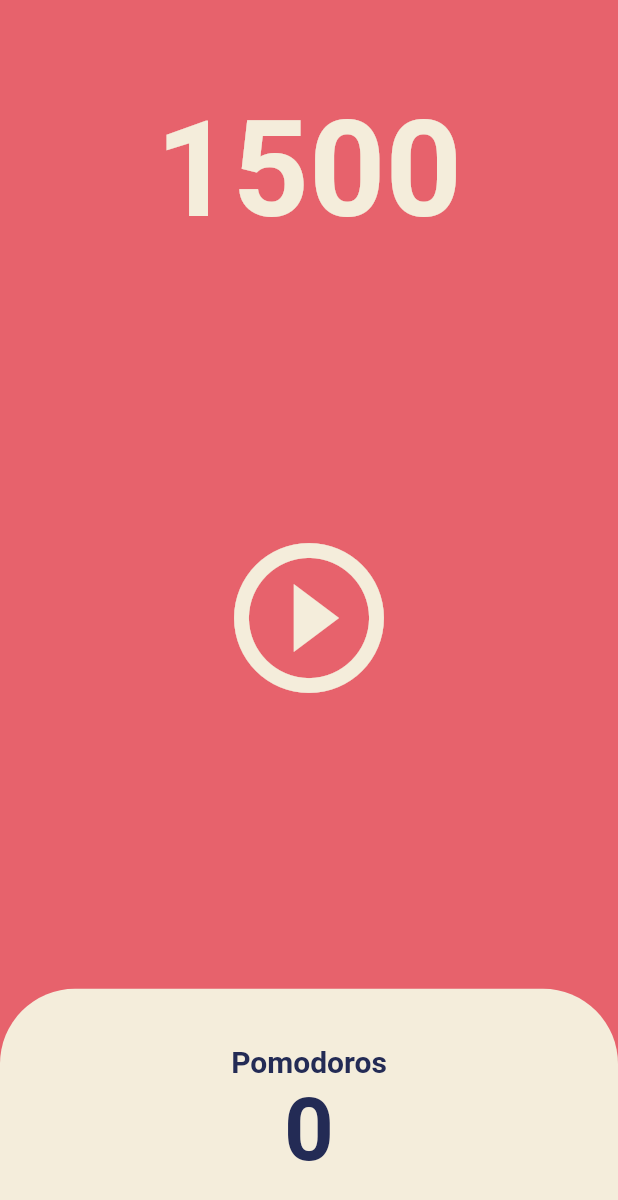
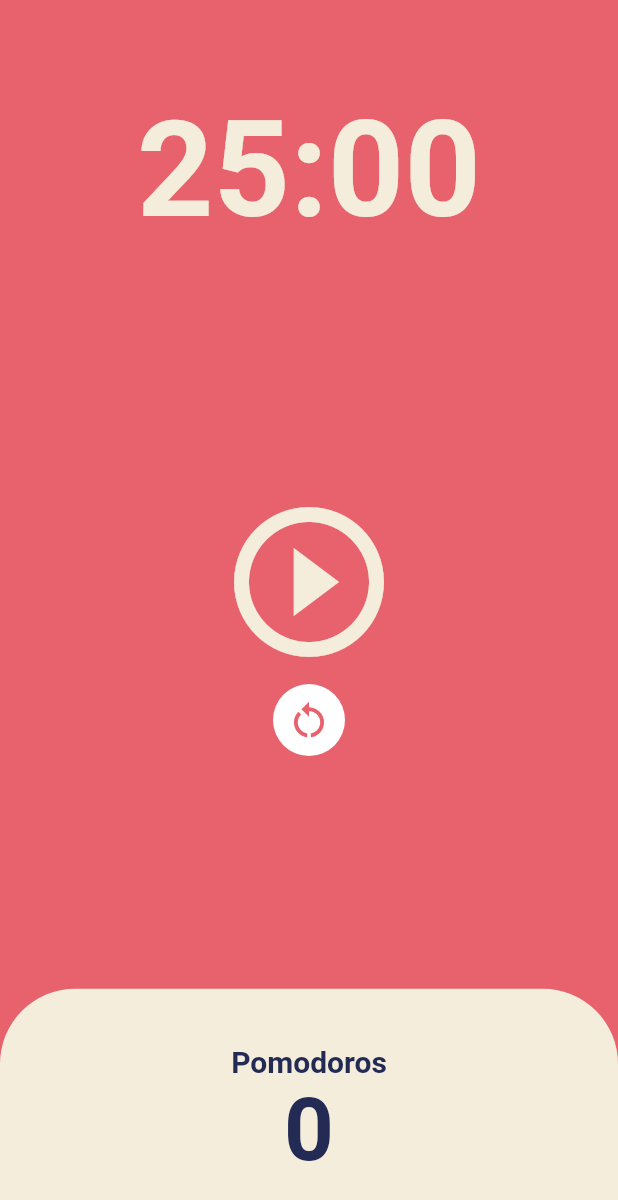
Before and after one commit to KimKW1007/flutter, a Flutter app: the screen it shows after launch, on a phone screen of 412 x 824 dp. Shown: the top 1200 px of the screen. Run offline on Flutter 3.47's test engine with Material 2 defaults, Android fonts, the phone set to English and light mode, and no system bars.

Commit message:
feat : home_screen - 초기화 버튼/기능 및 pomodoros state 추가

```diff
--- a/pomodoro_app/lib/screens/home_screen.dart
+++ b/pomodoro_app/lib/screens/home_screen.dart
@@ -10,14 +10,31 @@ class HomeScreen extends StatefulWidget {
 }
 
 class _HomeScreenState extends State<HomeScreen> {
-  int totalSeconds = 1500;
+  static const twentyFiveMinutes = 1500;
+  int totalSeconds = twentyFiveMinutes;
   bool isRunning = false;
+  int totlaPomodoro = 0;
   late Timer timer;
 
+  void onReset() {
+    setState(() {
+      isRunning = false;
+      totalSeconds = twentyFiveMinutes;
+    });
+    timer.cancel();
+  }
+
   void onTick(Timer timer) {
+    if (totalSeconds == 0) {
+      setState(() {
+        totlaPomodoro += 1;
+      });
+      onReset();
+    } else {
       setState(() {
         totalSeconds -= 1;
       });
+    }
   }
 
   void onStatePressed() {
@@ -34,6 +51,12 @@ class _HomeScreenState extends State<HomeScreen> {
     });
   }
 
+  String format(int seconds) {
+    var duration =
+        Duration(seconds: seconds).toString().split('.').first.substring(2);
+    return duration;
+  }
+
   @override
   Widget build(BuildContext context) {
     return Scaffold(
@@ -45,7 +68,7 @@ class _HomeScreenState extends State<HomeScreen> {
             child: Container(
               alignment: Alignment.bottomCenter,
               child: Text(
-                '$totalSeconds',
+                format(totalSeconds),
                 style: TextStyle(
                   color: Theme.of(context).cardColor,
                   fontSize: 89,
@@ -56,7 +79,10 @@ class _HomeScreenState extends State<HomeScreen> {
           ),
           Flexible(
             flex: 3,
-            child: Center(
+            child: Column(
+              mainAxisAlignment: MainAxisAlignment.center,
+              children: [
+                Center(
                   child: IconButton(
                     onPressed: isRunning ? onPausePressed : onStatePressed,
                     icon: Icon(isRunning
@@ -65,6 +91,20 @@ class _HomeScreenState extends State<HomeScreen> {
                     iconSize: 120,
                     color: Theme.of(context).cardColor,
                   ),
+                ),
+                Container(
+                  decoration: BoxDecoration(
+                    color: Colors.white,
+                    borderRadius: BorderRadius.circular(50),
+                  ),
+                  child: IconButton(
+                    onPressed: onReset,
+                    icon: const Icon(Icons.restart_alt),
+                    color: Theme.of(context).colorScheme.background,
+                    iconSize: 30,
+                  ),
+                )
+              ],
             ),
           ),
           Flexible(
@@ -92,7 +132,7 @@ class _HomeScreenState extends State<HomeScreen> {
                           ),
                         ),
                         Text(
-                          "0",
+                          "$totlaPomodoro",
                           style: TextStyle(
                             fontSize: 58,
                             color:
```
Lines whose indentation alone changed are shown as unchanged.
